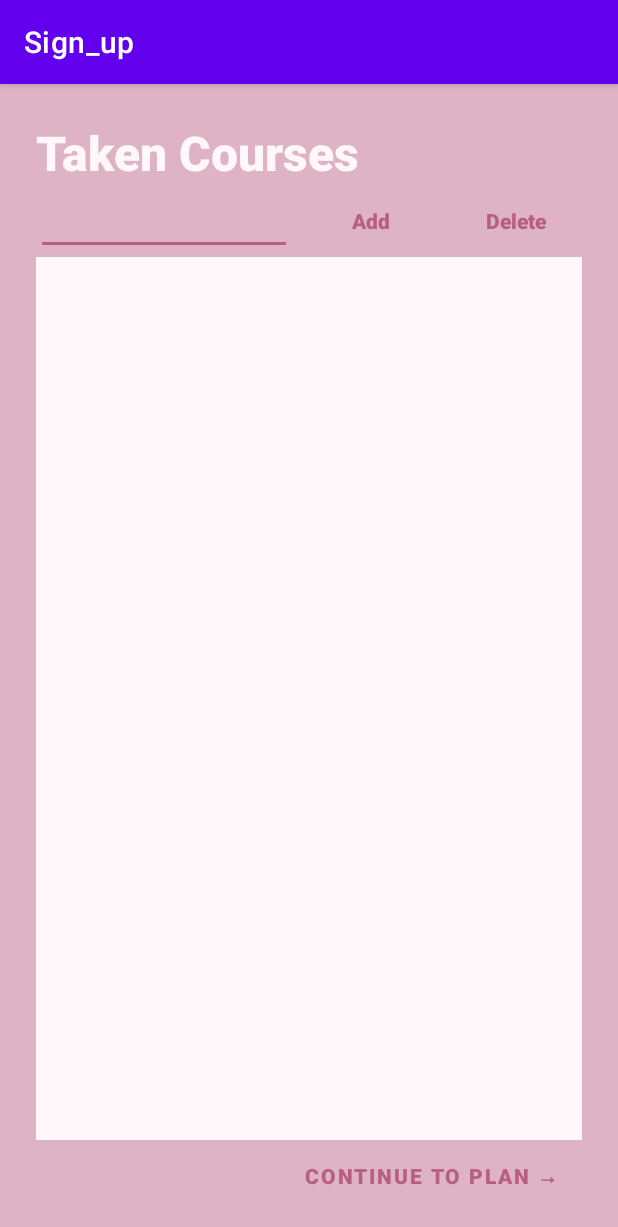
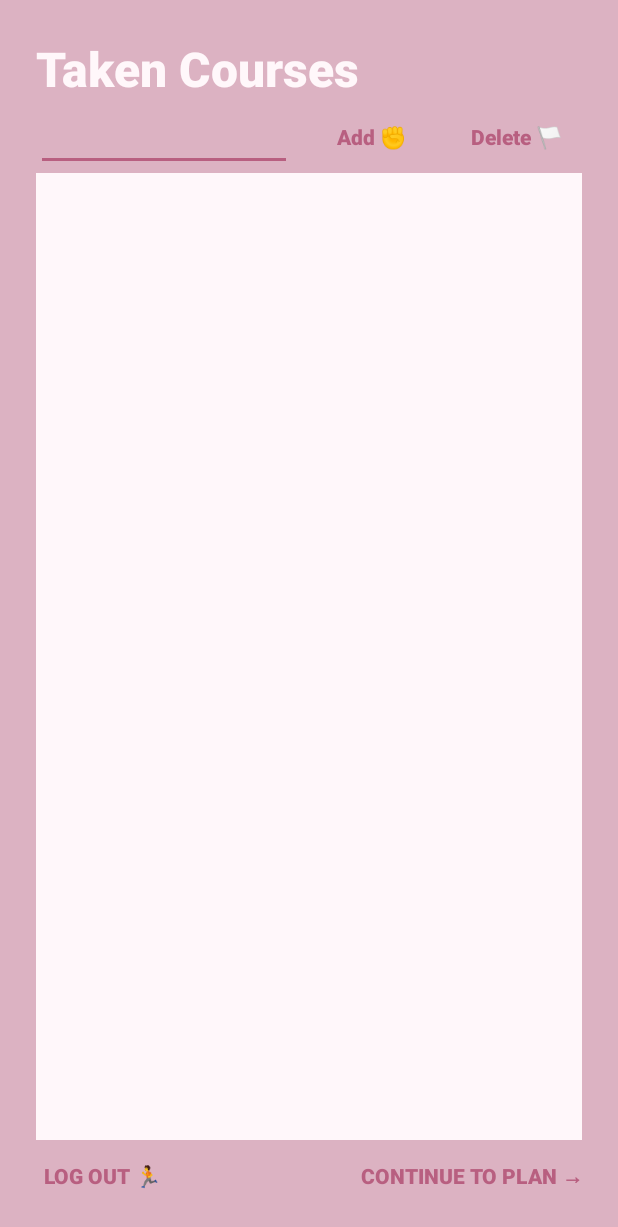
Before and after one commit to JANERUBBISHTOEAT/CSCB07-Project-TUT5-Group1, an Android app: the CoursesTaken_Activity screen opened directly, with no data from a screen before it, on a phone screen of 412 x 824 dp. Shown: the top 1227 px of the screen. Run offline under Robolectric (Android 15) with nearby library versions, the phone set to English and light mode, and no system bars; our stand-ins replace Firebase (no records; nobody signed in at launch, a user with empty details on screens opened directly).

Commit message:
Improved UI and Signup Activity
Now once you finish signup, your username and password will be passed to login activity, you only need to click "login" button;

Now No admin can register, as discussed on Piazza.

```diff
--- a/TimeLiner/app/src/main/java/com/example/sign_up/CoursesTaken_Activity.java
+++ b/TimeLiner/app/src/main/java/com/example/sign_up/CoursesTaken_Activity.java
@@ -47,6 +47,16 @@ public class CoursesTaken_Activity extends AppCompatActivity {
         Button DeleteTaken_Button = findViewById(R.id.taken_delete_button);
         EditText Taken_EditText = findViewById(R.id.taken_edit_text);
         Button Goto_Wanted = findViewById(R.id.goto_courses_wanted);
+        Button Log_Out = findViewById(R.id.log_out);
+
+        // Log out when button log_out is clicked
+        Log_Out.setOnClickListener(new View.OnClickListener() {
+            @Override
+            public void onClick(View view) {
+                // Back to login activity
+                finish();
+            }
+        });
 
         // Goto course_wanted activity when button goto_courses_wanted is clicked
         Goto_Wanted.setOnClickListener(new View.OnClickListener() {
--- a/TimeLiner/app/src/main/java/com/example/sign_up/Planner_Activity.java
+++ b/TimeLiner/app/src/main/java/com/example/sign_up/Planner_Activity.java
@@ -45,9 +45,8 @@ public class Planner_Activity extends AppCompatActivity {
         Goto_Wish.setOnClickListener(new View.OnClickListener() {
             @Override
             public void onClick(View view) {
-                Intent intent = new Intent(Planner_Activity.this, CoursesWanted_Activity.class);
-                intent.putExtra("studentID", studentID);
-                startActivity(intent);
+                // Back to course_wanted activity
+                finish();
             }
         });
 
--- a/TimeLiner/app/src/main/res/layout/admin_edit_page.xml
+++ b/TimeLiner/app/src/main/res/layout/admin_edit_page.xml
@@ -16,6 +16,7 @@
         android:text="Visible to Students:"
         android:textColor="#FFF7FA"
         android:textSize="20sp"
+        android:visibility="invisible"
         app:layout_constraintStart_toStartOf="parent"
         app:layout_constraintTop_toBottomOf="@+id/edit_fall_check" />
 
@@ -236,7 +237,7 @@
         android:enabled="false"
         android:text="Visible"
         android:textColor="#FFF7FA"
-        android:visibility="visible"
+        android:visibility="invisible"
         app:layout_constraintBottom_toBottomOf="@+id/textView9"
         app:layout_constraintStart_toEndOf="@+id/textView9"
         app:layout_constraintTop_toTopOf="@+id/textView9" />
--- a/TimeLiner/app/src/main/res/layout/planner_page.xml
+++ b/TimeLiner/app/src/main/res/layout/planner_page.xml
@@ -44,6 +44,7 @@
         android:text="view taken courses"
         android:textColor="@color/pink"
         android:textSize="14sp"
+        android:visibility="invisible"
         app:layout_constraintBottom_toBottomOf="parent"
         app:layout_constraintEnd_toStartOf="@+id/back_wishlist"
         app:layout_constraintStart_toStartOf="parent"
--- a/TimeLiner/app/src/main/res/layout/student_page.xml
+++ b/TimeLiner/app/src/main/res/layout/student_page.xml
@@ -64,7 +64,7 @@
         android:layout_height="wrap_content"
         android:background="#00FFFFFF"
         android:fontFamily="sans-serif-black"
-        android:text="Delete"
+        android:text="@string/delete"
         android:textAppearance="@style/TextAppearance.AppCompat.Body1"
         android:textColor="@color/pink"
         app:layout_constraintBottom_toTopOf="@+id/course_taken_view"
@@ -81,4 +81,20 @@
         app:layout_constraintStart_toStartOf="@+id/course_taken_view"
         app:layout_constraintTop_toBottomOf="@+id/course_taken_title" />
 
+    <Button
+        android:id="@+id/log_out"
+        android:layout_width="wrap_content"
+        android:layout_height="wrap_content"
+        android:background="#00FFFFFF"
+        android:text="@string/log_out"
+        android:textColor="@color/pink"
+        android:textSize="14sp"
+        android:textStyle="bold"
+        app:layout_constraintBottom_toBottomOf="parent"
+        app:layout_constraintEnd_toStartOf="@+id/goto_courses_wanted"
+        app:layout_constraintHorizontal_bias="0.158"
+        app:layout_constraintStart_toStartOf="parent"
+        app:layout_constraintTop_toBottomOf="@+id/course_taken_view"
+        app:layout_constraintVertical_bias="0.0" />
+
 </androidx.constraintlayout.widget.ConstraintLayout>
--- a/TimeLiner/app/src/main/res/values/strings.xml
+++ b/TimeLiner/app/src/main/res/values/strings.xml
@@ -26,6 +26,11 @@
 
     <string name="test_view_courses">Goto courses page</string>
     <string name="courses_taken_page_next">Continue to plan →</string>
-    <string name="courses_taken_page_add">Add</string>
+    <string name="courses_taken_page_add">Add ✊</string>
     <string name="course_taken_title">Taken Courses</string>
+    <string name="view_courses_taken">← view courses taken</string>
+    <string name="generate_planner">Generate Planner🎉</string>
+    <string name="course_wanted">Course Wish List</string>
+    <string name="log_out">Log Out 🏃‍</string>
+    <string name="delete">Delete 🏳</string>
 </resources>
--- a/TimeLiner/app/src/main/res/values/themes.xml
+++ b/TimeLiner/app/src/main/res/values/themes.xml
@@ -1,6 +1,7 @@
 <resources xmlns:tools="http://schemas.android.com/tools">
     <!-- Base application theme. -->
-    <style name="Theme.Sign_up" parent="Theme.MaterialComponents.DayNight.DarkActionBar">
+<!--    <style name="Theme.Sign_up" parent="Theme.MaterialComponents.DayNight.DarkActionBar">-->
+    <style name="Theme.Sign_up" parent="Theme.MaterialComponents.DayNight.NoActionBar.Bridge">
         <!-- Primary brand color. -->
         <item name="colorPrimary">@color/purple_500</item>
         <item name="colorPrimaryVariant">@color/purple_700</item>
```
Also changed, not shown: TimeLiner/app/src/main/java/com/example/sign_up/Login_Activity.java (+15 -5 lines), TimeLiner/app/src/main/java/com/example/sign_up/Signup_Activity.java (+35 -13 lines), TimeLiner/app/src/main/res/layout/wish_course_page.xml (+6 -5 lines).
